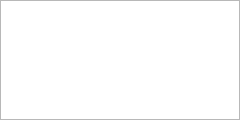
Before: the Qt Designer form pBlazSIM/qmtxledbox.ui in nrclark/pblazasm, drawn with Qt 5.
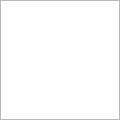
After: the same form once the commit is applied.

```diff
--- a/pBlazSIM/qmtxledbox.ui
+++ b/pBlazSIM/qmtxledbox.ui
@@ -6,10 +6,16 @@
    <rect>
     <x>0</x>
     <y>0</y>
-    <width>240</width>
+    <width>120</width>
     <height>120</height>
    </rect>
   </property>
+  <property name="sizePolicy">
+   <sizepolicy hsizetype="Expanding" vsizetype="Expanding">
+    <horstretch>0</horstretch>
+    <verstretch>0</verstretch>
+   </sizepolicy>
+  </property>
   <property name="windowTitle">
    <string>Form</string>
   </property>
@@ -28,9 +34,15 @@
    </property>
    <item>
     <widget class="QTableView" name="tvLEDS">
+     <property name="sizePolicy">
+      <sizepolicy hsizetype="Expanding" vsizetype="Expanding">
+       <horstretch>0</horstretch>
+       <verstretch>0</verstretch>
+      </sizepolicy>
+     </property>
      <property name="minimumSize">
       <size>
-       <width>128</width>
+       <width>0</width>
        <height>0</height>
       </size>
      </property>
```
